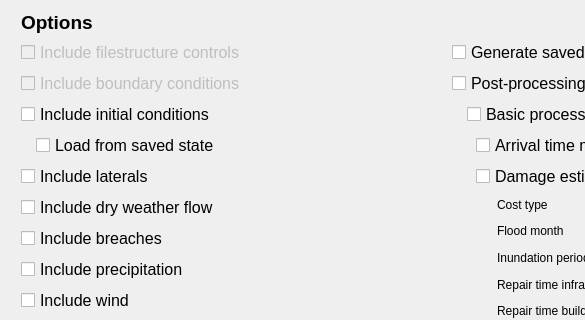
Above: threedi_models_and_simulations/ui/simulation_wizard/init_dialog.ui from nens/threedi-api-qgis-client before the change; both pictures show x 0 to 585 and y 0 to 320 of the 800 by 600 pixel window. Below: the same form after it.
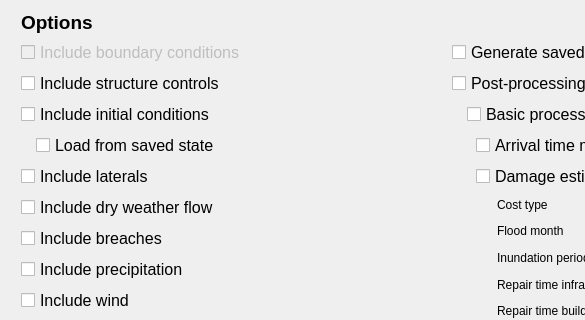
That is the form after the change.

Commit message: Work on the Structure Controls handling...

```diff
--- a/threedi_models_and_simulations/ui/simulation_wizard/init_dialog.ui
+++ b/threedi_models_and_simulations/ui/simulation_wizard/init_dialog.ui
@@ -637,16 +637,6 @@
    </item>
    <item row="1" column="1">
     <layout class="QVBoxLayout" name="verticalLayout_6">
-     <item>
-      <widget class="QCheckBox" name="cb_filestructure_controls">
-       <property name="enabled">
-        <bool>false</bool>
-       </property>
-       <property name="text">
-        <string>Include filestructure controls</string>
-       </property>
-      </widget>
-     </item>
      <item>
       <widget class="QCheckBox" name="cb_boundary">
        <property name="enabled">
@@ -669,6 +659,16 @@
        </property>
       </widget>
      </item>
+     <item>
+      <widget class="QCheckBox" name="cb_filestructure_controls">
+       <property name="enabled">
+        <bool>true</bool>
+       </property>
+       <property name="text">
+        <string>Include structure controls</string>
+       </property>
+      </widget>
+     </item>
      <item>
       <widget class="QCheckBox" name="cb_conditions">
        <property name="font">
```
The commit also changes 5 other files.
